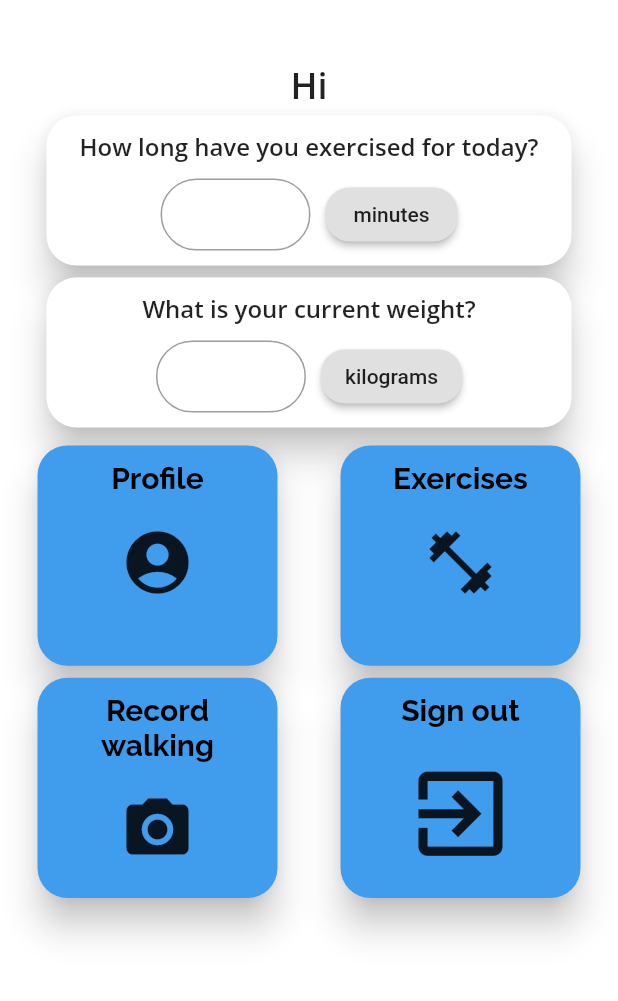
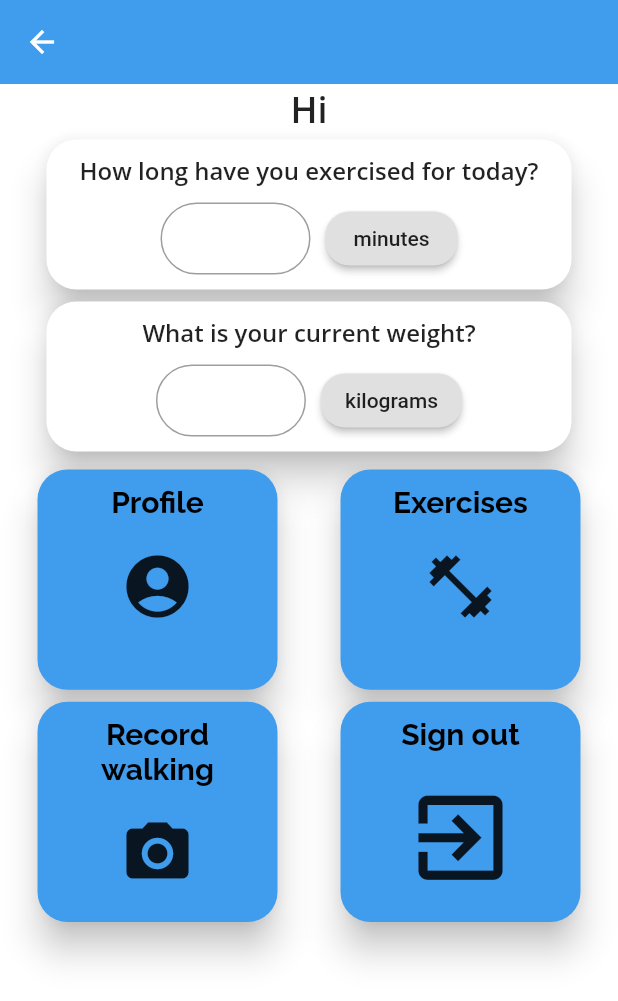
Before and after one commit to isaaclim95/stryde-app-flutter, a Flutter app: the Home screen opened directly, on a phone screen of 412 x 824 dp. Shown: the top 1001 px of the screen. Run offline on Flutter 3.47's test engine with Material 2 defaults, Android fonts, the phone set to English and light mode, and no system bars; our stand-ins replace camera, charts_flutter, firebase_auth, firebase_core, firebase_database, firebase_storage and 3 more; accounts and stored records are empty.

Commit message:
tried to fix initializing name main.dart and home.dart

```diff
--- a/lib/home.dart
+++ b/lib/home.dart
@@ -11,8 +11,6 @@ import 'package:strydeapp/welcome.dart';
 import 'services/globals.dart' as globals;
 import 'exercises.dart';
 
-String name = "";
-
 
 class Home extends StatefulWidget {
   Home({Key key, this.title}) : super(key: key);
@@ -24,6 +22,7 @@ class Home extends StatefulWidget {
 class HomeState extends State<Home> {
   var _nameController = TextEditingController();
   FocusNode exerciseFocus = FocusNode();
+  bool done = false;
 
   final FirebaseAuth _firebaseAuth = FirebaseAuth.instance;
 
@@ -328,32 +327,22 @@ class HomeState extends State<Home> {
     )));
   }
 
-  /////////////////////////////////////////
-
   @override
   void initState() {
-    setTextControllers().then((value) {
-      print('setTextControllers done.');
-    });
+    setTextControllers();
     super.initState();
   }
 
   @override
   Widget build(BuildContext context) {
 
-    // Refresh state until name is found
-    // dirty fix
-    if (globals.name == null) {
-      print("null");
-      setState(() {});
-    } else {
-      print("not null");
-      setState(() {
-        name = globals.name;
-      });
-    }
     return Scaffold(
-      backgroundColor: Colors.white,
+        appBar: AppBar(
+            elevation: 0,
+            backgroundColor: kPrimaryColor
+        ),
+
+        backgroundColor: Colors.white,
         resizeToAvoidBottomInset: false,
         body: GestureDetector(
           behavior: HitTestBehavior.opaque,
@@ -363,9 +352,8 @@ class HomeState extends State<Home> {
           child: Container(
             child: Column(
               children: [
-              SizedBox(height:40),
               Text(
-                "Hi " + name,
+                "Hi " + globals.name,
                 style:
                     GoogleFonts.openSans(fontSize: 24, fontWeight: FontWeight.w600),
                 textAlign: TextAlign.center,
--- a/lib/services/globals.dart
+++ b/lib/services/globals.dart
@@ -1,4 +1,4 @@
-String name;
+String name = "";
 String age;
 String weight;
 String height;
```
Also changed, not shown: lib/main.dart (+32 -6 lines), lib/old/connector.dart (deleted, +0 -92 lines).
